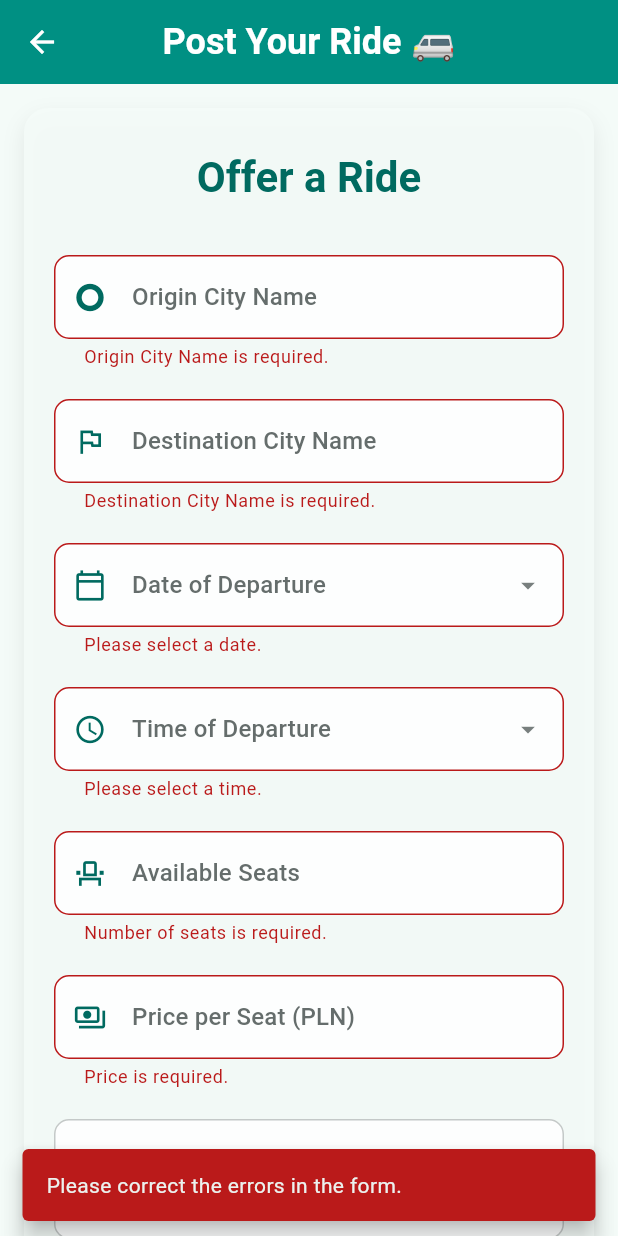
After one commit to Marcin-Kwiatkowski-NA/ride-sharing-frontend, a Flutter app: the PostRideScreen screen opened directly, after a tap on "Post Ride", on a phone screen of 412 x 824 dp. The commit adds this screen. Run offline on Flutter 3.47's test engine with Material 3 defaults, Android fonts, the phone set to English and light mode, and no system bars; our stand-ins replace google_fonts.

Commit message:
add post ride screen

```diff
--- a/lib/main.dart
+++ b/lib/main.dart
@@ -1,8 +1,7 @@
-import 'package:blablafront/views/LoginScreen.dart';
-import 'package:blablafront/views/flex_screen.dart';
+import 'package:blablafront/views/Search_Ride_Screen.dart';
+import 'package:blablafront/views/Search_Screen.dart';
 import 'package:flutter/material.dart';
-import 'views/Search_Ride_Screen.dart';
-import 'views/profile_screen.dart';
+
 
 void main() {
   runApp(const MyApp());
@@ -24,7 +23,6 @@ class MyApp extends StatelessWidget {
 
 final ThemeData blablatwoTheme = ThemeData(
   brightness: Brightness.light,
-  // Create a color scheme from a seed color.
   colorScheme: ColorScheme.fromSeed(
     seedColor: Colors.teal,
     brightness: Brightness.light,
@@ -53,4 +51,10 @@ final ThemeData blablatwoTheme = ThemeData(
       ),
     ),
   ),
+  floatingActionButtonTheme: FloatingActionButtonThemeData(
+    backgroundColor: Colors.teal, // Primary color for FAB
+    foregroundColor: Colors.white, // Icon/text color for FAB
+    elevation: 6.0,
+    shape: RoundedRectangleBorder(borderRadius: BorderRadius.circular(16.0)), // Standard FAB shape
+  ),
 );
--- /dev/null
+++ b/lib/views/PostRideScreen.dart
@@ -0,0 +1,442 @@
+import 'package:flutter/material.dart';
+import 'dart:convert';
+import 'package:http/http.dart' as http;
+import 'package:intl/intl.dart';
+
+class PostRideScreen extends StatefulWidget {
+  const PostRideScreen({super.key});
+
+  @override
+  State<PostRideScreen> createState() => _PostRideScreenState();
+}
+
+class _PostRideScreenState extends State<PostRideScreen> {
+  final _formKey = GlobalKey<FormState>();
+  bool _isLoading = false;
+
+  final _originController = TextEditingController();
+  final _destinationController = TextEditingController();
+  final _dateController = TextEditingController();
+  final _timeController = TextEditingController();
+  final _descriptionController = TextEditingController();
+  final _priceController = TextEditingController();
+  final _seatsController = TextEditingController();
+
+  DateTime? _selectedDate;
+  TimeOfDay? _selectedTime;
+
+  final Long _driverId = 1;
+  final Long _vehicleId = 1;
+
+  @override
+  void dispose() {
+    _originController.dispose();
+    _destinationController.dispose();
+    _dateController.dispose();
+    _timeController.dispose();
+    _descriptionController.dispose();
+    _priceController.dispose();
+    _seatsController.dispose();
+    super.dispose();
+  }
+
+  Future<void> _pickDate(BuildContext context) async {
+    final DateTime? pickedDate = await showDatePicker(
+      context: context,
+      initialDate: _selectedDate ?? DateTime.now(),
+      firstDate: DateTime.now().subtract(const Duration(days: 1)),
+      lastDate: DateTime(DateTime.now().year + 1),
+      builder: (context, child) {
+        return Theme(
+          data: Theme.of(context).copyWith(
+            colorScheme: Theme.of(context).colorScheme.copyWith(
+              primary: Theme.of(context).colorScheme.primary,
+              onPrimary: Colors.white,
+            ),
+          ),
+          child: child!,
+        );
+      },
+    );
+    if (pickedDate != null && pickedDate != _selectedDate) {
+      setState(() {
+        _selectedDate = pickedDate;
+        _dateController.text = DateFormat('yyyy-MM-dd').format(pickedDate);
+      });
+    }
+  }
+
+  Future<void> _pickTime(BuildContext context) async {
+    final TimeOfDay? pickedTime = await showTimePicker(
+      context: context,
+      initialTime: _selectedTime ?? TimeOfDay.now(),
+      builder: (context, child) {
+        return Theme(
+          data: Theme.of(context).copyWith(
+            colorScheme: Theme.of(context).colorScheme.copyWith(
+              primary: Theme.of(context).colorScheme.primary,
+              onPrimary: Colors.white,
+              surface: Theme.of(context).dialogBackgroundColor,
+              onSurface: Theme.of(context).colorScheme.onSurface,
+            ),
+          ),
+          child: child!,
+        );
+      },
+    );
+    if (pickedTime != null && pickedTime != _selectedTime) {
+      setState(() {
+        _selectedTime = pickedTime;
+        _timeController.text = pickedTime.format(context);
+      });
+    }
+  }
+
+  Future<void> _submitRide() async {
+    if (!_formKey.currentState!.validate()) {
+      ScaffoldMessenger.of(context).showSnackBar(
+        SnackBar(
+          content: const Text('Please correct the errors in the form.'),
+          backgroundColor: Theme.of(context).colorScheme.error,
+          behavior: SnackBarBehavior.floating,
+        ),
+      );
+      return;
+    }
+
+    _formKey.currentState!.save();
+    setState(() {
+      _isLoading = true;
+    });
+
+    String originCityName = _originController.text.trim();
+    String destinationCityName = _destinationController.text.trim();
+
+    if (_selectedDate == null || _selectedTime == null) {
+      ScaffoldMessenger.of(context).showSnackBar(
+        SnackBar(content: Text('Please select a valid date and time.'), backgroundColor: Theme.of(context).colorScheme.error),
+      );
+      setState(() { _isLoading = false; });
+      return;
+    }
+    final departureDateTime = DateTime(
+      _selectedDate!.year, _selectedDate!.month, _selectedDate!.day,
+      _selectedTime!.hour, _selectedTime!.minute,
+    );
+    if (departureDateTime.isBefore(DateTime.now())) {
+      ScaffoldMessenger.of(context).showSnackBar(
+        SnackBar(content: Text('Departure time must be in the future.'), backgroundColor: Theme.of(context).colorScheme.error),
+      );
+      setState(() { _isLoading = false; });
+      return;
+    }
+    String formattedDepartureTime = DateFormat("yyyy-MM-dd'T'HH:mm:ss").format(departureDateTime);
+
+    int availableSeatsVal = int.parse(_seatsController.text.trim());
+
+    String pricePerSeatVal = _priceController.text.trim().replaceAll(',', '.');
+    try {
+      double price = double.parse(pricePerSeatVal);
+      if (price < 0) {
+        throw const FormatException("Price cannot be negative.");
+      }
+    } catch(e) {
+      ScaffoldMessenger.of(context).showSnackBar(SnackBar(content: Text('Invalid price format or value. Price cannot be negative.'), backgroundColor: Theme.of(context).colorScheme.error));
+      setState(() { _isLoading = false; });
+      return;
+    }
+
+    final rideData = {
+      'driverId': _driverId,
+      'origin': originCityName,
+      'destination': destinationCityName,
+      'departureTime': formattedDepartureTime,
+      'availableSeats': availableSeatsVal,
+      'pricePerSeat': pricePerSeatVal,
+      'vehicleId': _vehicleId,
+    };
+
+    const String apiUrl = 'http://ow0wk84w4sogcgs8g0s488wg.130.61.31.172.sslip.io/rides';
+
+    try {
+      final response = await http.post(
+        Uri.parse(apiUrl),
+        headers: {'Content-Type': 'application/json; charset=UTF-8'},
+        body: jsonEncode(rideData),
+      );
+
+      if (response.statusCode == 200 || response.statusCode == 201) {
+        ScaffoldMessenger.of(context).showSnackBar(
+          SnackBar(
+            content: Text('Ride posted successfully!'),
+            backgroundColor: Theme.of(context).colorScheme.primary,
+            behavior: SnackBarBehavior.floating,
+          ),
+        );
+        _formKey.currentState?.reset();
+        _dateController.clear();
+        _timeController.clear();
+        setState(() {
+          _selectedDate = null;
+          _selectedTime = null;
+        });
+
+      } else {
+        String errorMessage = 'Failed to post ride. Status: ${response.statusCode}';
+        if (response.body.isNotEmpty) {
+          try {
+            final errorData = jsonDecode(response.body);
+            if (errorData is Map) {
+              if(errorData.containsKey('message')) errorMessage = errorData['message'];
+              if (errorData.containsKey('errors') && errorData['errors'] is Map) {
+                (errorData['errors'] as Map).forEach((key, value) {
+                  errorMessage += '\n- $key: $value';
+                });
+              } else if (errorData.containsKey('error')) {
+                errorMessage += '\nDetails: ${errorData['error']}';
+              }
+            } else {
+              errorMessage += '\nResponse: ${response.body}';
+            }
+          } catch (e) {
+            errorMessage += '\nError parsing response: ${response.body}';
+          }
+        }
+        print(response.body);
+        ScaffoldMessenger.of(context).showSnackBar(
+          SnackBar(content: Text(errorMessage, maxLines: 5, overflow: TextOverflow.ellipsis,), backgroundColor: Theme.of(context).colorScheme.error, duration: const Duration(seconds: 7), behavior: SnackBarBehavior.floating,),
+        );
+      }
+    } catch (e) {
+      ScaffoldMessenger.of(context).showSnackBar(
+        SnackBar(content: Text('An error occurred: $e'), backgroundColor: Theme.of(context).colorScheme.error, behavior: SnackBarBehavior.floating,),
+      );
+    } finally {
+      setState(() {
+        _isLoading = false;
+      });
+    }
+  }
+
+  Widget _buildStyledTextField({
+    required TextEditingController controller,
+    required String labelText,
+    required BuildContext context,
+    IconData? prefixIcon,
+    TextInputType keyboardType = TextInputType.text,
+    bool isMultiline = false,
+    int minLines = 1,
+    int maxLines = 1,
+    String? Function(String?)? validator,
+    bool readOnly = false,
+    VoidCallback? onTap,
+    IconData? suffixIcon,
+    String? hintText,
+  }) {
+    final theme = Theme.of(context);
+    return Padding(
+      padding: const EdgeInsets.symmetric(vertical: 10.0),
+      child: TextFormField(
+        controller: controller,
+        keyboardType: keyboardType,
+        minLines: isMultiline ? minLines : null,
+        maxLines: isMultiline ? maxLines : null,
+        readOnly: readOnly,
+        onTap: onTap,
+        decoration: InputDecoration(
+          labelText: labelText,
+          labelStyle: theme.textTheme.titleMedium?.copyWith(color: theme.colorScheme.onSurfaceVariant.withOpacity(0.8)),
+          hintText: hintText ?? "Enter $labelText",
+          hintStyle: theme.textTheme.titleMedium?.copyWith(color: theme.colorScheme.onSurfaceVariant.withOpacity(0.5)),
+          prefixIcon: prefixIcon != null ? Icon(prefixIcon, color: theme.colorScheme.primary, size: 22) : null,
+          suffixIcon: suffixIcon != null ? Icon(suffixIcon, color: theme.colorScheme.onSurfaceVariant.withOpacity(0.7), size: 22) : null,
+          filled: true,
+          fillColor: Colors.white.withOpacity(0.85),
+          border: OutlineInputBorder(
+            borderRadius: BorderRadius.circular(10.0),
+            borderSide: BorderSide.none,
+          ),
+          enabledBorder: OutlineInputBorder(
+            borderRadius: BorderRadius.circular(10.0),
+            borderSide: BorderSide(color: theme.colorScheme.outline.withOpacity(0.4)),
+          ),
+          focusedBorder: OutlineInputBorder(
+            borderRadius: BorderRadius.circular(10.0),
+            borderSide: BorderSide(color: theme.colorScheme.primary, width: 2.0),
+          ),
+          errorBorder: OutlineInputBorder(
+            borderRadius: BorderRadius.circular(10.0),
+            borderSide: BorderSide(color: theme.colorScheme.error, width: 1.0),
+          ),
+          focusedErrorBorder: OutlineInputBorder(
+            borderRadius: BorderRadius.circular(10.0),
+            borderSide: BorderSide(color: theme.colorScheme.error, width: 2.0),
+          ),
+          contentPadding: const EdgeInsets.symmetric(horizontal: 16.0, vertical: 16.0),
+        ),
+        style: theme.textTheme.titleMedium?.copyWith(color: theme.colorScheme.onSurface),
+        validator: validator,
+      ),
+    );
+  }
+
+  @override
+  Widget build(BuildContext context) {
+    final textTheme = Theme.of(context).textTheme;
+    final colorScheme = Theme.of(context).colorScheme;
+
+    return Scaffold(
+      appBar: AppBar(
+        title: const Text('Post Your Ride 🚐'),
+        leading: IconButton(
+          icon: Icon(Icons.arrow_back, color: Theme.of(context).appBarTheme.titleTextStyle?.color),
+          onPressed: () => Navigator.of(context).pop(),
+        ),
+      ),
+      body: SafeArea(
+        child: SingleChildScrollView(
+          padding: const EdgeInsets.all(16.0),
+          child: Container(
+            padding: const EdgeInsets.all(20.0),
+            decoration: BoxDecoration(
+              color: colorScheme.surface.withOpacity(0.9),
+              borderRadius: BorderRadius.circular(16.0),
+              boxShadow: [
+                BoxShadow(
+                  color: Colors.black.withOpacity(0.08),
+                  blurRadius: 12,
+                  offset: const Offset(0, 6),
+                )
+              ],
+            ),
+            child: Form(
+              key: _formKey,
+              child: Column(
+                crossAxisAlignment: CrossAxisAlignment.stretch,
+                children: <Widget>[
+                  Padding(
+                    padding: const EdgeInsets.only(bottom: 24.0, top: 8.0),
+                    child: Text(
+                      'Offer a Ride',
+                      style: textTheme.headlineMedium?.copyWith(
+                          fontWeight: FontWeight.bold, color: colorScheme.primary),
+                      textAlign: TextAlign.center,
+                    ),
+                  ),
+                  _buildStyledTextField(
+                    controller: _originController,
+                    labelText: 'Origin City Name',
+                    hintText: 'e.g., New York',
+                    prefixIcon: Icons.trip_origin,
+                    context: context,
+                    keyboardType: TextInputType.text,
+                    validator: (value) {
+                      if (value == null || value.isEmpty) return 'Origin City Name is required.';
+                      if (value.length > 100) return 'Origin city name cannot exceed 100 characters.';
+                      return null;
+                    },
+                  ),
+                  _buildStyledTextField(
+                    controller: _destinationController,
+                    labelText: 'Destination City Name',
+                    hintText: 'e.g., Boston',
+                    prefixIcon: Icons.flag_outlined,
+                    context: context,
+                    keyboardType: TextInputType.text,
+                    validator: (value) {
+                      if (value == null || value.isEmpty) return 'Destination City Name is required.';
+                      if (value.length > 100) return 'Destination city name cannot exceed 100 characters.';
+                      return null;
+                    },
+                  ),
+                  _buildStyledTextField(
+                    controller: _dateController,
+                    labelText: 'Date of Departure',
+                    prefixIcon: Icons.calendar_today_outlined,
+                    suffixIcon: Icons.arrow_drop_down,
+                    readOnly: true,
+                    context: context,
+                    onTap: () => _pickDate(context),
+                    validator: (value) => (value == null || value.isEmpty) ? 'Please select a date.' : null,
+                  ),
+                  _buildStyledTextField(
+                    controller: _timeController,
+                    labelText: 'Time of Departure',
+                    prefixIcon: Icons.access_time_outlined,
+                    suffixIcon: Icons.arrow_drop_down,
+                    readOnly: true,
+                    context: context,
+                    onTap: () => _pickTime(context),
+                    validator: (value) => (value == null || value.isEmpty) ? 'Please select a time.' : null,
+                  ),
+                  _buildStyledTextField(
+                    controller: _seatsController,
+                    labelText: 'Available Seats',
+                    prefixIcon: Icons.event_seat_outlined,
+                    keyboardType: TextInputType.number,
+                    context: context,
+                    validator: (value) {
+                      if (value == null || value.isEmpty) return 'Number of seats is required.';
+                      final n = int.tryParse(value);
+                      if (n == null) return 'Please enter a valid number.';
+                      if (n < 1) return 'Seats must be at least 1.';
+                      return null;
+                    },
+                  ),
+                  _buildStyledTextField(
+                    controller: _priceController,
+                    labelText: 'Price per Seat (PLN)',
+                    prefixIcon: Icons.payments_outlined,
+                    keyboardType: const TextInputType.numberWithOptions(decimal: true),
+                    context: context,
+                    validator: (value) {
+                      if (value == null || value.isEmpty) return 'Price is required.';
+                      final price = double.tryParse(value.replaceAll(',', '.'));
+                      if (price == null) return 'Please enter a valid price.';
+                      if (price < 0) return 'Price cannot be negative.';
+                      return null;
+                    },
+                  ),
+                  _buildStyledTextField(
+                    controller: _descriptionController,
+                    labelText: 'Ride Description (Optional)',
+                    prefixIcon: Icons.notes_outlined,
+                    isMultiline: true,
+                    minLines: 2,
+                    maxLines: 4,
+                    context: context,
+                  ),
+                  const SizedBox(height: 28.0),
+                  ElevatedButton(
+                    onPressed: _isLoading ? null : _submitRide,
+                    style: Theme.of(context).elevatedButtonTheme.style?.copyWith(
+                      padding: MaterialStateProperty.all(
+                          const EdgeInsets.symmetric(vertical: 16.0, horizontal: 24.0)),
+                      foregroundColor: MaterialStateProperty.all(Colors.white),
+                      textStyle: MaterialStateProperty.resolveWith((states) {
+                        final originalStyle = Theme.of(context).elevatedButtonTheme.style?.textStyle?.resolve(states);
+                        return originalStyle?.copyWith(fontWeight: FontWeight.bold, fontSize: 18);
+                      }),
+                    ),
+                    child: _isLoading
+                        ? const SizedBox(
+                      width: 24,
+                      height: 24,
+                      child: CircularProgressIndicator(
+                        color: Colors.white,
+                        strokeWidth: 3,
+                      ),
+                    )
+                        : const Text('Post Ride'),
+                  ),
+                ],
+              ),
+            ),
+          ),
+        ),
+      ),
+    );
+  }
+}
+
+typedef Long = int;
--- a/lib/views/Search_Ride_Screen.dart
+++ b/lib/views/Search_Ride_Screen.dart
@@ -1,4 +1,5 @@
 import 'package:flutter/material.dart';
+import 'PostRideScreen.dart';
 import 'Search_Screen.dart';
 
 class SearchRideScreen extends StatelessWidget {
@@ -6,6 +7,23 @@ class SearchRideScreen extends StatelessWidget {
 
   @override
   Widget build(BuildContext context) {
-    return Scaffold(body: SearchScreen(screenNumber: 1));
+    return Scaffold(
+      body: const SearchScreen(screenNumber: 1),
+      floatingActionButton: Padding(
+        padding: const EdgeInsets.only(bottom: 100.0), // This pushes the FAB up
+        child: FloatingActionButton.extended(
+          onPressed: () {
+            // Ensure PostRideScreen is imported if not already
+            Navigator.push(
+              context,
+              MaterialPageRoute(builder: (context) => const PostRideScreen()),
+            );
+          },
+          label: const Text('POST RIDE'),
+          icon: const Icon(Icons.add_circle_outline_rounded),
+        ),
+      ),
+      floatingActionButtonLocation: FloatingActionButtonLocation.centerFloat,
+    );
   }
 }
--- a/pubspec.yaml
+++ b/pubspec.yaml
@@ -30,6 +30,7 @@ environment:
 dependencies:
   flutter:
     sdk: flutter
+  intl: ^0.20.2
 
 
   # The following adds the Cupertino Icons font to your application.
@@ -41,7 +42,6 @@ dependencies:
 dev_dependencies:
   flutter_test:
     sdk: flutter
-  intl: ^0.20.2
 
   # The "flutter_lints" package below contains a set of recommended lints to
   # encourage good coding practices. The lint set provided by the package is
```
Also changed, not shown: pubspec.lock, 2 other files.
